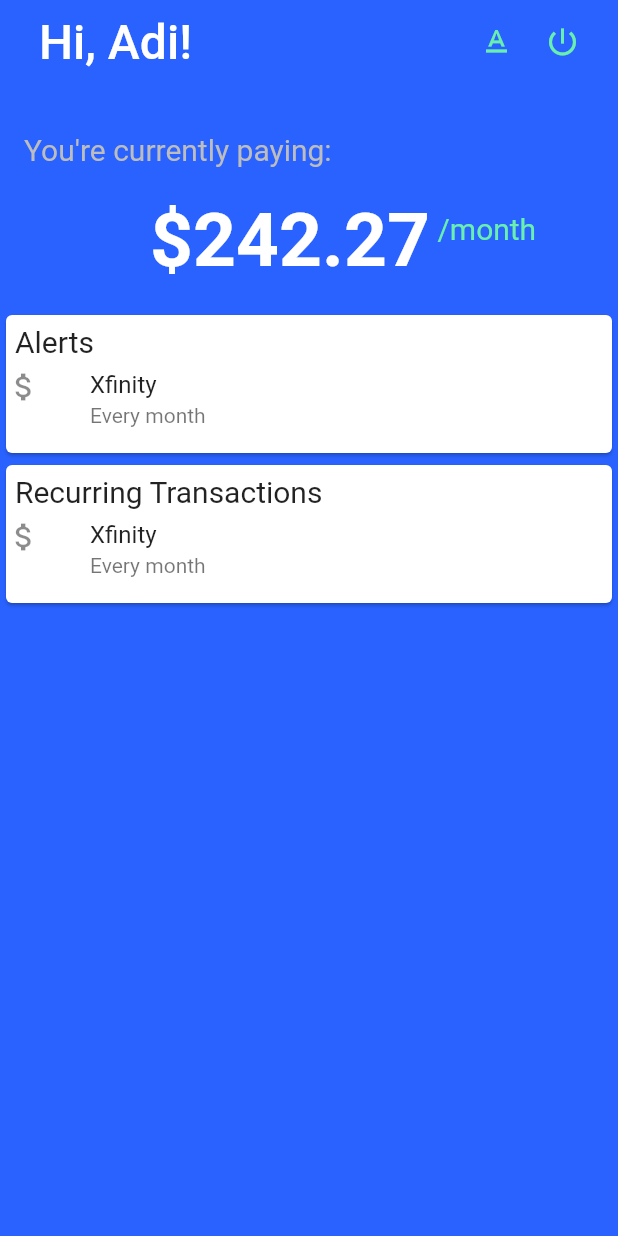
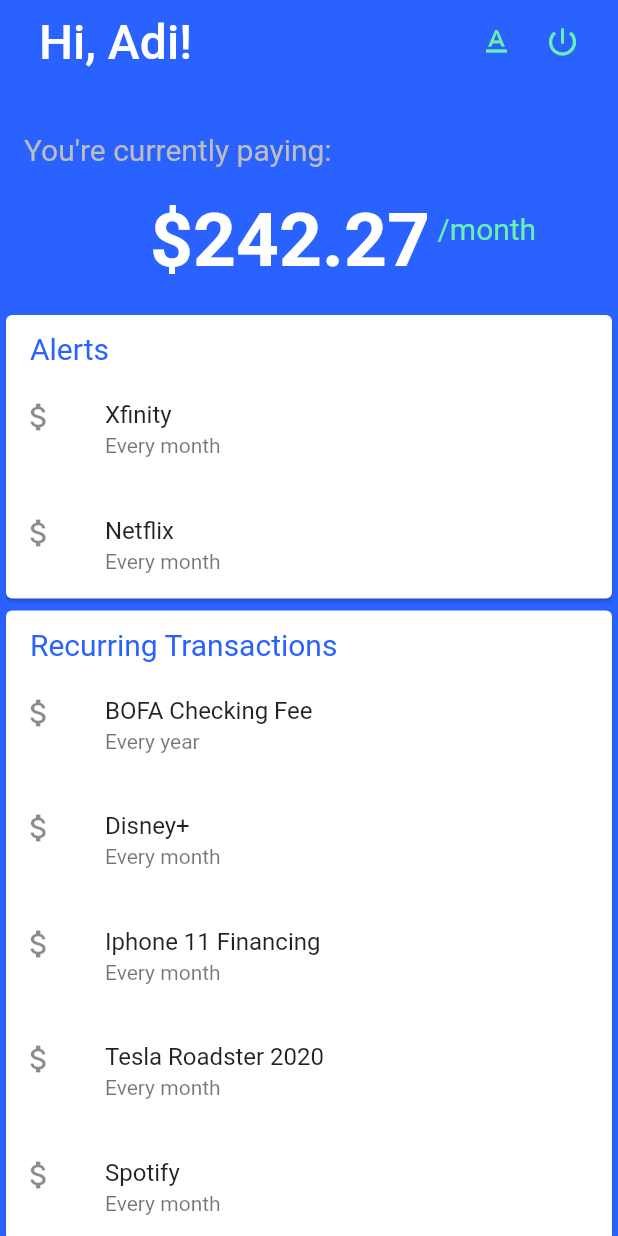
Before and after one commit to IYZaytsev/VTHacks-Frontend, a Flutter app: the screen it shows after launch, on a phone screen of 412 x 824 dp. Run offline on Flutter 3.47's test engine with Material 2 defaults, Android fonts, the phone set to English and light mode, and no system bars.

Commit message:
flushed out Alerts and Recurring Transactions tabs, still trying to make them infinitely scroll

```diff
--- a/lib/text_section.dart
+++ b/lib/alerts_section.dart
@@ -1,10 +1,10 @@
 import 'package:flutter/material.dart';
 
-class TextSection extends StatelessWidget {
+class AlertsSection extends StatelessWidget {
   final String _title;
   static const double _hPad = 16.0;
 
-  TextSection(this._title);
+  AlertsSection(this._title);
 
   @override
   Widget build(BuildContext context) {
@@ -15,21 +15,28 @@ class TextSection extends StatelessWidget {
         mainAxisSize: MainAxisSize.min,
         children: <Widget>[
           const ListTile(
-            contentPadding: EdgeInsets.fromLTRB(0.0, 20.0, 0.0, 0.0),
+            contentPadding: EdgeInsets.fromLTRB(10.0, 40.0, 0.0, 0.0),
             leading: Icon(Icons.attach_money),
             title: Text('Xfinity'),
+            subtitle: Text('Every month'),
+          ),
+          const ListTile(
+            contentPadding: EdgeInsets.fromLTRB(10.0, 5.0, 0.0, 0.0),
+            leading: Icon(Icons.attach_money),
+            title: Text('Netflix'),
             subtitle: Text('Every month'),
           ),
         ],
       ),
     ),
     Positioned(
-      top: 10,
-      left: 10,
+      top: 15,
+      left: 20,
       child: Text(
         _title,
         style: TextStyle(
           fontSize: 20.0,
+         color: Color(0xFF2962FF),
         ),
       ),
     ),
--- a/lib/main.dart
+++ b/lib/main.dart
@@ -1,6 +1,7 @@
 import 'package:flutter/material.dart';
-import 'package:vthacks7/text_section.dart';
+import 'package:vthacks7/alerts_section.dart';
 import 'package:flutter/services.dart';
+import 'package:vthacks7/recurring_transactions.dart';
 
 
 void main() => runApp(MyApp());
@@ -92,8 +93,8 @@ class MainApp extends StatelessWidget {
                 ),
             ]
           ),
-          TextSection("Alerts"),
-          TextSection("Recurring Transactions"),
+          AlertsSection("Alerts"),
+          RecurringTransactions("Recurring Transactions"),
         ],
       )
       //body: LayoutStarts(),
--- /dev/null
+++ b/lib/recurring_transactions.dart
@@ -0,0 +1,64 @@
+import 'package:flutter/material.dart';
+
+class RecurringTransactions extends StatelessWidget {
+  final String _title;
+  static const double _hPad = 16.0;
+
+  RecurringTransactions(this._title);
+
+  @override
+  Widget build(BuildContext context) {
+    return Stack(
+      children: <Widget>[
+        Card(
+      child: Column(
+        mainAxisSize: MainAxisSize.min,
+        children: <Widget>[
+          const ListTile(
+            contentPadding: EdgeInsets.fromLTRB(10.0, 40.0, 0.0, 0.0),
+            leading: Icon(Icons.attach_money),
+            title: Text('BOFA Checking Fee'),
+            subtitle: Text('Every year'),
+          ),
+          const ListTile(
+            contentPadding: EdgeInsets.fromLTRB(10.0, 5.0, 0.0, 0.0),
+            leading: Icon(Icons.attach_money),
+            title: Text('Disney+'),
+            subtitle: Text('Every month'),
+          ),
+          const ListTile(
+            contentPadding: EdgeInsets.fromLTRB(10.0, 5.0, 0.0, 0.0),
+            leading: Icon(Icons.attach_money),
+            title: Text('Iphone 11 Financing'),
+            subtitle: Text('Every month'),
+          ),
+          const ListTile(
+            contentPadding: EdgeInsets.fromLTRB(10.0, 5.0, 0.0, 0.0),
+            leading: Icon(Icons.attach_money),
+            title: Text('Tesla Roadster 2020'),
+            subtitle: Text('Every month'),
+          ),
+          const ListTile(
+            contentPadding: EdgeInsets.fromLTRB(10.0, 5.0, 0.0, 0.0),
+            leading: Icon(Icons.attach_money),
+            title: Text('Spotify'),
+            subtitle: Text('Every month'),
+          ),
+        ],
+      ),
+    ),
+    Positioned(
+      top: 15,
+      left: 20,
+      child: Text(
+        _title,
+        style: TextStyle(
+          fontSize: 20.0,
+          color: Color(0xFF2962FF),
+        ),
+      ),
+    ),
+      ]
+  );
+  }
+}
```
